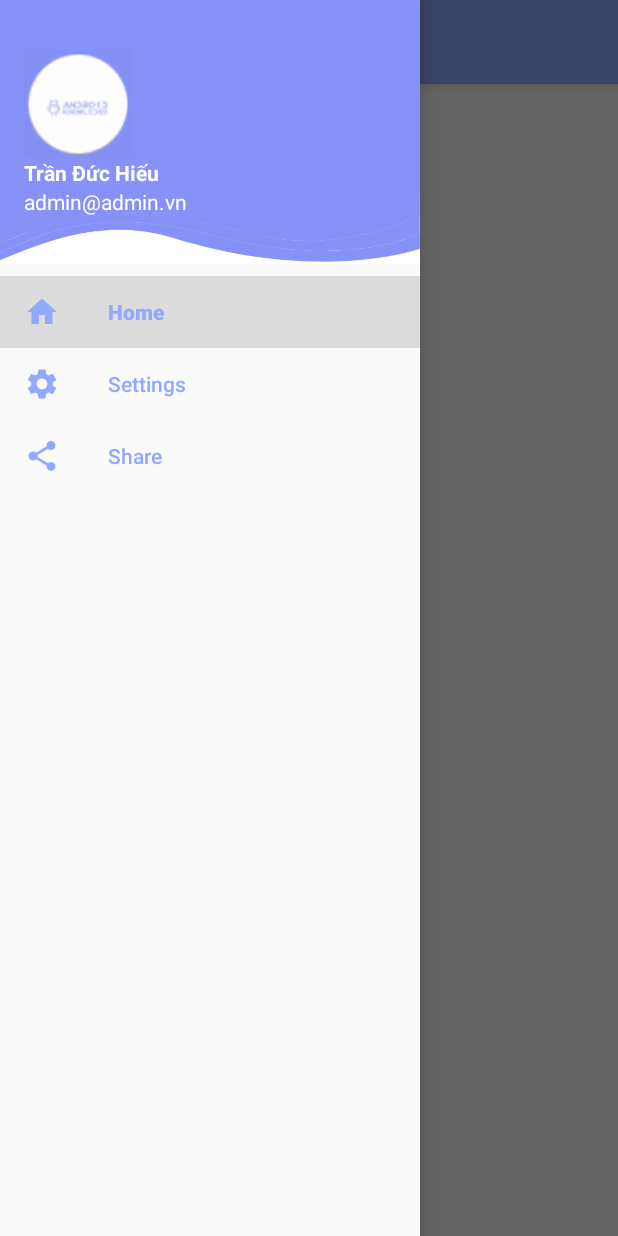
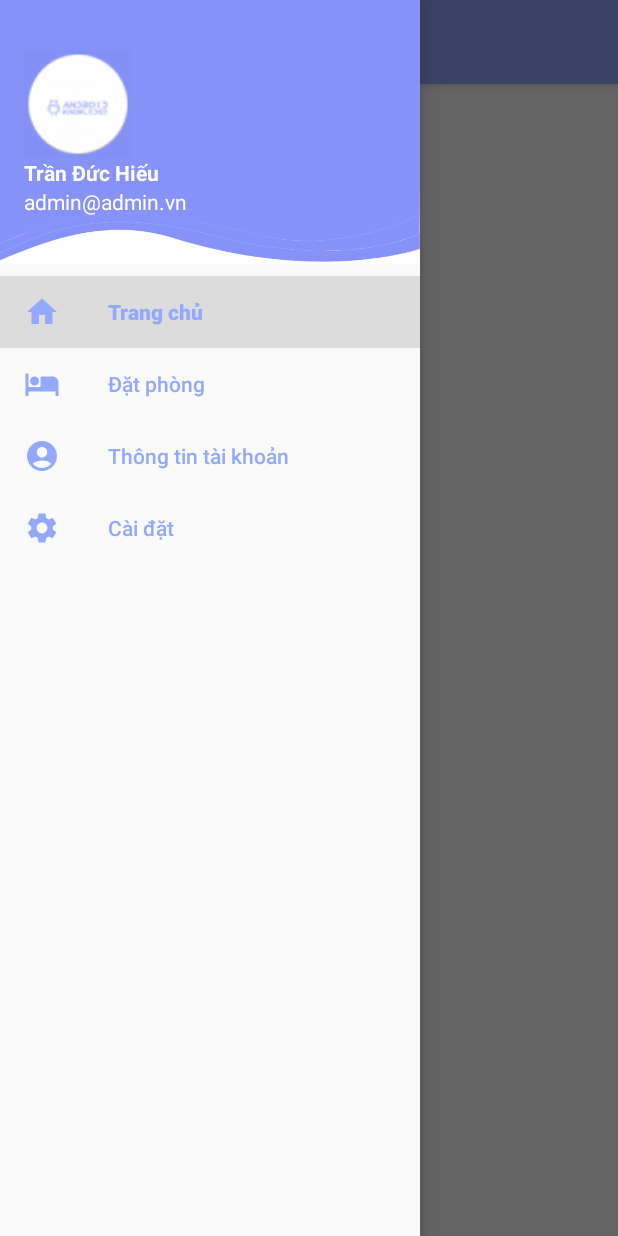
Before and after one commit to leafclover01/moblieProject, an Android app: the DashboardActivity screen opened directly, with no data from a screen before it, with the side drawer open, on a phone screen of 412 x 824 dp. Run offline under Robolectric (Android 15) with nearby library versions, the phone set to English and light mode, and no system bars.

Commit message:
feat : sửa menu, thêm trang account, order hotel, setting, v.v... Đổi tên app => User tạo fragment trong customer (user)

```diff
--- /dev/null
+++ b/app/src/main/res/drawable/drawer_account.xml
@@ -0,0 +1,5 @@
+<vector xmlns:android="http://schemas.android.com/apk/res/android" android:height="24dp" android:tint="#000000" android:viewportHeight="24" android:viewportWidth="24" android:width="24dp">
+
+    <path android:fillColor="@android:color/white" android:pathData="M12,2C6.48,2 2,6.48 2,12s4.48,10 10,10s10,-4.48 10,-10S17.52,2 12,2zM12,6c1.93,0 3.5,1.57 3.5,3.5S13.93,13 12,13s-3.5,-1.57 -3.5,-3.5S10.07,6 12,6zM12,20c-2.03,0 -4.43,-0.82 -6.14,-2.88C7.55,15.8 9.68,15 12,15s4.45,0.8 6.14,2.12C16.43,19.18 14.03,20 12,20z"/>
+
+</vector>
--- /dev/null
+++ b/app/src/main/res/drawable/drawer_hotel.xml
@@ -0,0 +1,5 @@
+<vector xmlns:android="http://schemas.android.com/apk/res/android" android:height="24dp" android:tint="#000000" android:viewportHeight="24" android:viewportWidth="24" android:width="24dp">
+
+    <path android:fillColor="@android:color/white" android:pathData="M7,13c1.66,0 3,-1.34 3,-3S8.66,7 7,7s-3,1.34 -3,3 1.34,3 3,3zM19,7h-8v7L3,14L3,5L1,5v15h2v-3h18v3h2v-9c0,-2.21 -1.79,-4 -4,-4z"/>
+
+</vector>
--- a/app/src/main/res/drawable/drawer_share.xml
+++ /dev/null
@@ -1,5 +0,0 @@
-<vector xmlns:android="http://schemas.android.com/apk/res/android" android:height="24dp" android:tint="#000000" android:viewportHeight="24" android:viewportWidth="24" android:width="24dp">
-
-    <path android:fillColor="@android:color/white" android:pathData="M18,16.08c-0.76,0 -1.44,0.3 -1.96,0.77L8.91,12.7c0.05,-0.23 0.09,-0.46 0.09,-0.7s-0.04,-0.47 -0.09,-0.7l7.05,-4.11c0.54,0.5 1.25,0.81 2.04,0.81 1.66,0 3,-1.34 3,-3s-1.34,-3 -3,-3 -3,1.34 -3,3c0,0.24 0.04,0.47 0.09,0.7L8.04,9.81C7.5,9.31 6.79,9 6,9c-1.66,0 -3,1.34 -3,3s1.34,3 3,3c0.79,0 1.5,-0.31 2.04,-0.81l7.12,4.16c-0.05,0.21 -0.08,0.43 -0.08,0.65 0,1.61 1.31,2.92 2.92,2.92 1.61,0 2.92,-1.31 2.92,-2.92s-1.31,-2.92 -2.92,-2.92z"/>
-
-</vector>
--- a/app/src/main/res/menu/nav_menu.xml
+++ b/app/src/main/res/menu/nav_menu.xml
@@ -8,15 +8,19 @@
         <item
             android:id="@+id/nav_home"
             android:icon="@drawable/drawer_home"
-            android:title="Home"/>
+            android:title="Trang chủ"/>
+        <item
+            android:id="@+id/nav_hotel"
+            android:icon="@drawable/drawer_hotel"
+            android:title="Đặt phòng"/>
+        <item
+            android:id="@+id/nav_account"
+            android:icon="@drawable/drawer_account"
+            android:title="Thông tin tài khoản"/>
         <item
             android:id="@+id/nav_settings"
             android:icon="@drawable/drawer_setting"
-            android:title="Settings"/>
-        <item
-            android:id="@+id/nav_share"
-            android:icon="@drawable/drawer_share"
-            android:title="Share"/>
+            android:title="Cài đặt"/>
     </group>
 <!--    <item-->
 <!--        android:title="">-->
--- a/app/src/main/res/values/strings.xml
+++ b/app/src/main/res/values/strings.xml
@@ -1,5 +1,5 @@
 <resources>
-    <string name="app_name">Navigation Drawer</string>
+    <string name="app_name">Booking Hotel</string>
     <string name="open_nav">Open Navigation Drawer</string>
     <string name="close_nav">Close Navigation Drawer</string>
     <!-- TODO: Remove or change this placeholder text -->
```
Also changed, not shown: app/src/main/java/com/example/appbooking/page/DashboardActivity.java (+10 -2 lines), app/src/main/java/com/example/appbooking/page/customer/AccountFragment.java (added, +28 -0 lines), app/src/main/java/com/example/appbooking/page/customer/HomeFragment.java (+5 -2 lines), app/src/main/java/com/example/appbooking/page/customer/OrderHotelFragment.java (added, +26 -0 lines), app/src/main/java/com/example/appbooking/page/customer/SettingFragment.java (added, +22 -0 lines), app/src/main/res/layout/fragment_account.xml (added, +14 -0 lines), app/src/main/res/layout/fragment_order_hotel.xml (added, +14 -0 lines), app/src/main/res/layout/fragment_setting.xml (added, +14 -0 lines).
